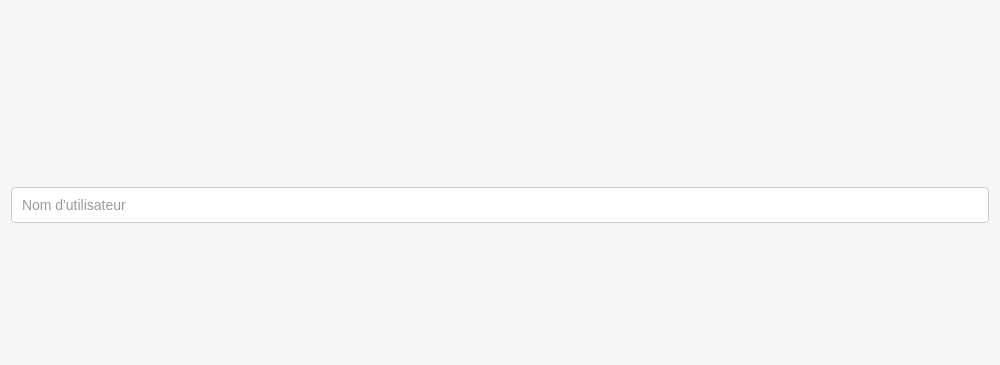
First picture: the form in login.ui, repository viicorico/automatisation-plannification, before the edit; both pictures show x 0 to 1000 and y 0 to 365 of the 1000 by 846 pixel window.
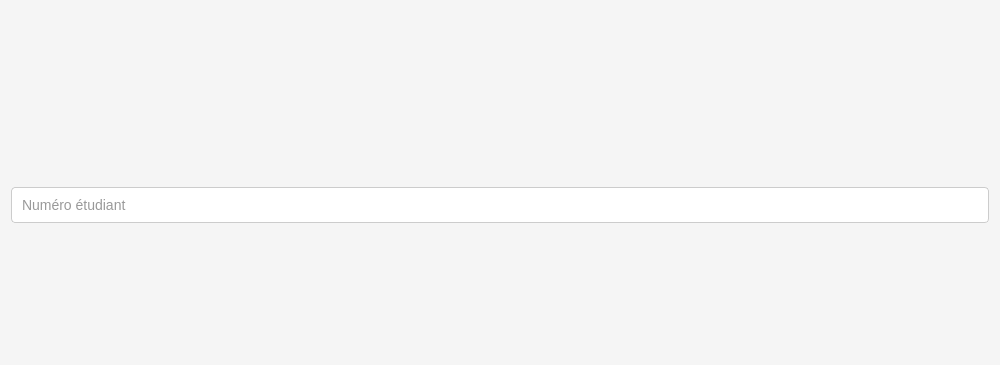
Second picture: the form after the edit.

Commit message: fichier wael

```diff
--- a/login.ui
+++ b/login.ui
@@ -117,7 +117,7 @@
    <item>
     <widget class="QLineEdit" name="numeroLineEdit">
      <property name="placeholderText">
-      <string>Nom d'utilisateur</string>
+      <string>Numéro étudiant</string>
      </property>
     </widget>
    </item>
```
The commit also changes 1 other file.
